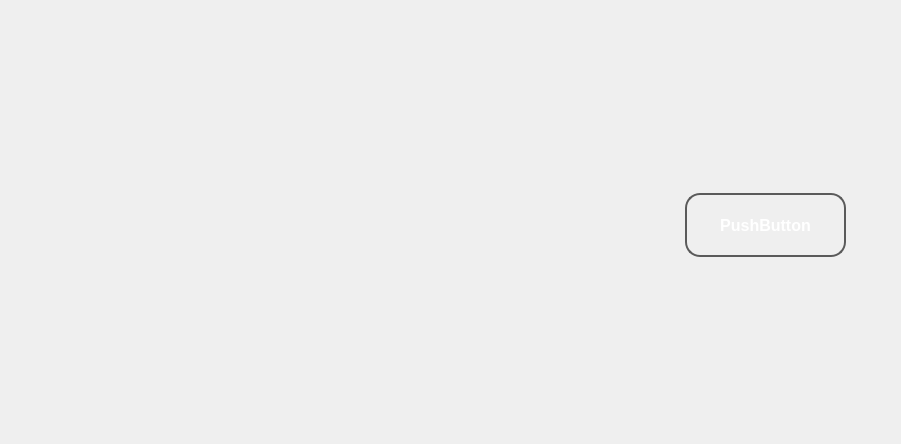
First picture: the form in widget.ui, repository pinkyrie/ADog, before the edit.
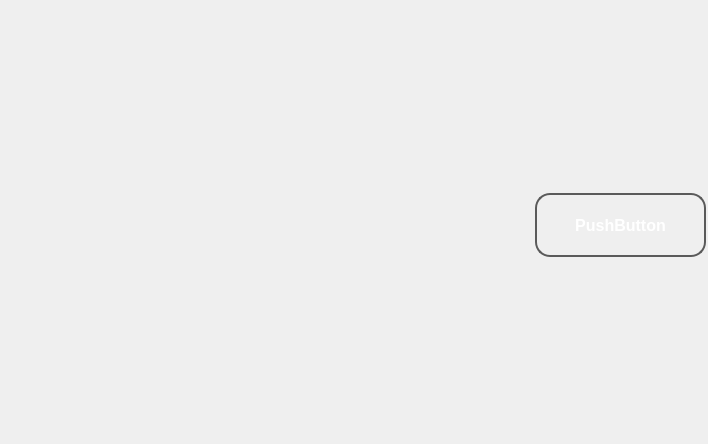
Second picture: the form after the edit.

```diff
--- a/widget.ui
+++ b/widget.ui
@@ -6,7 +6,7 @@
    <rect>
     <x>0</x>
     <y>0</y>
-    <width>901</width>
+    <width>708</width>
     <height>444</height>
    </rect>
   </property>
@@ -58,9 +58,9 @@
   <widget class="QWidget" name="verticalLayoutWidget">
    <property name="geometry">
     <rect>
-     <x>680</x>
+     <x>530</x>
      <y>20</y>
-     <width>171</width>
+     <width>181</width>
      <height>411</height>
     </rect>
    </property>
@@ -74,23 +74,12 @@
     </item>
    </layout>
   </widget>
-  <widget class="QWidget" name="gridLayoutWidget">
-   <property name="geometry">
-    <rect>
-     <x>30</x>
-     <y>110</y>
-     <width>631</width>
-     <height>321</height>
-    </rect>
-   </property>
-   <layout class="QGridLayout" name="gridLayout"/>
-  </widget>
   <widget class="QWidget" name="horizontalLayoutWidget">
    <property name="geometry">
     <rect>
      <x>30</x>
      <y>20</y>
-     <width>631</width>
+     <width>491</width>
      <height>80</height>
     </rect>
    </property>
```
Left out of the diff: 11 changed lines with no effect on the pictures.
